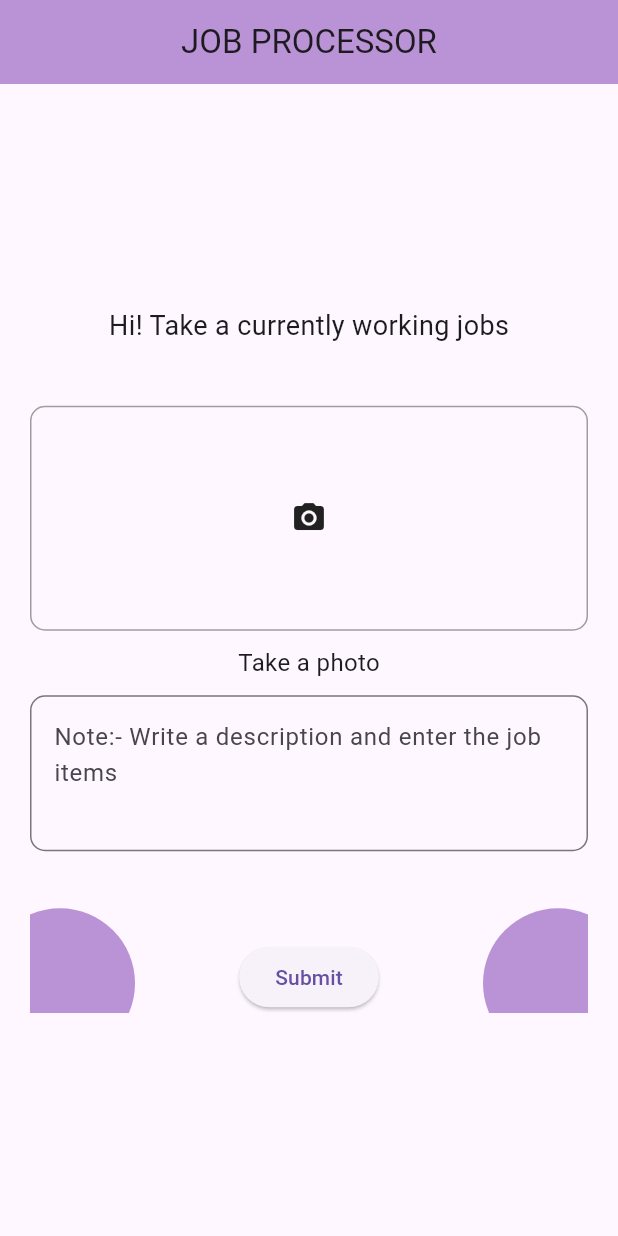
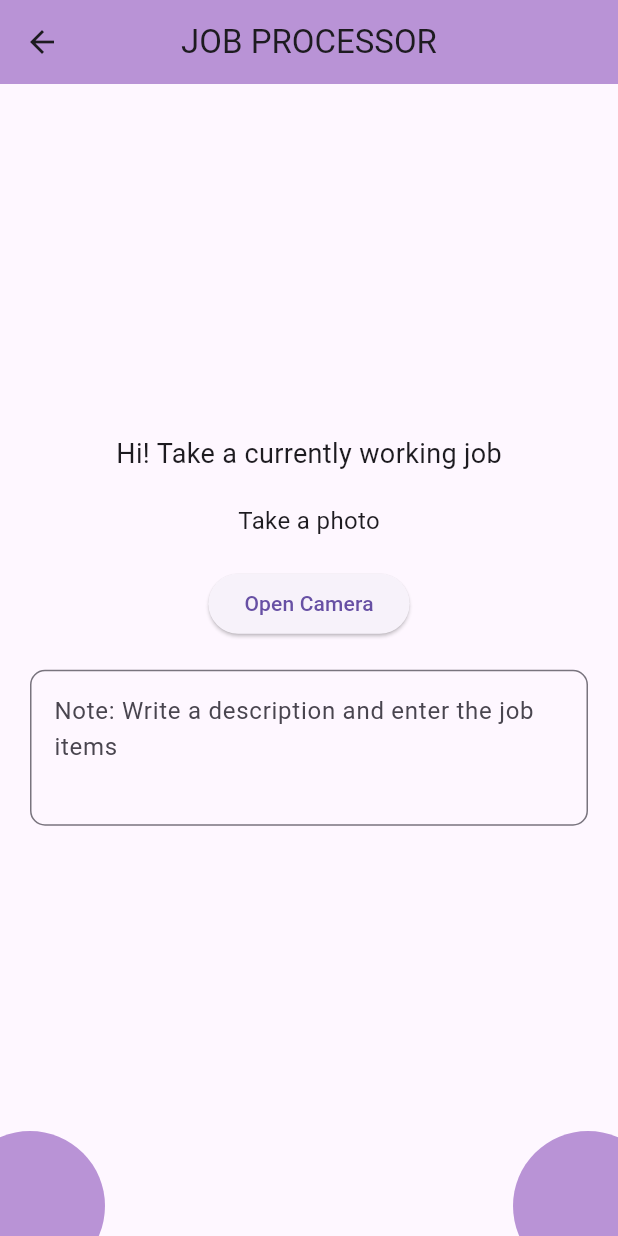
Before and after one commit to tarinya27/avikans_flutter, a Flutter app: the Notes screen opened directly, on a phone screen of 412 x 824 dp. Run offline on Flutter 3.47's test engine with Material 3 defaults, Android fonts, the phone set to English and light mode, and no system bars; our stand-ins replace camera, flutter_animation_progress_bar, flutter_slidable, get, quickalert, sqflite; missing offline and left inert: mysql1; accounts and stored records are empty.

Commit message:
updated note.dart file along with the some dependencies

```diff
--- a/lib/note.dart
+++ b/lib/note.dart
@@ -1,9 +1,10 @@
-
 import 'dart:io';
-import 'dart:math';
 
 import 'package:flutter/material.dart';
-import 'package:image_picker/image_picker.dart';
+import 'package:camera/camera.dart';
+import 'package:path_provider/path_provider.dart';
+import 'package:sqflite/sqflite.dart';
+import 'package:path/path.dart';
 
 void main() {
   runApp(const MyApp());
@@ -24,109 +25,83 @@ class MyApp extends StatelessWidget {
   }
 }
 
-class Notes extends StatefulWidget {
+class Notes extends StatelessWidget {
   const Notes({Key? key, required this.title}) : super(key: key);
-
   final String title;
 
   @override
-  State<Notes> createState() => _NotesState();
-}
+  Widget build(BuildContext context) {
+    final TextEditingController _descriptionController = TextEditingController();
 
-class _NotesState extends State<Notes> {
-  File? _image;
-  final picker = ImagePicker();
-  TextEditingController _descriptionController = TextEditingController();
-
-  Future getImage() async {
-    final pickedFile = await picker.getImage(source: ImageSource.camera);
-
-    setState(() {
-      if (pickedFile != null) {
-        _image = File(pickedFile.path);
-      } else {
-        print('No image selected.');
-      }
-    });
-  }
-
-  @override
-  void dispose() {
-    _descriptionController.dispose();
-    super.dispose();
-  }
-
-  @override
-  Widget build(BuildContext context) {
     return Scaffold(
       appBar: AppBar(
         title: const Text(
           'JOB PROCESSOR',
           textAlign: TextAlign.center,
         ),
-        centerTitle: true, // Center the title
-        backgroundColor: const Color(0xFFB993D6), // Set app bar background color
+        centerTitle: true,
+        backgroundColor: const Color(0xFFB993D6),
+        leading: IconButton(
+          icon: Icon(Icons.arrow_back),
+          onPressed: () {
+            Navigator.pop(context);
+          },
         ),
-      body: Center(
+      ),
+      body: Stack(
+        children: [
+          Center(
             child: Container(
               padding: const EdgeInsets.all(20),
-          decoration: BoxDecoration(
-            borderRadius: BorderRadius.circular(10),
-          ),
-          child: SingleChildScrollView(
-            child: Stack(
-              children: [
-                Column(
+              child: Column(
                 mainAxisAlignment: MainAxisAlignment.center,
                 children: <Widget>[
                   const Text(
-                      'Hi! Take a currently working jobs',
+                    'Hi! Take a currently working job',
                     style: TextStyle(fontSize: 18),
                   ),
-                    const SizedBox(height: 40),
-                    GestureDetector(
-                      onTap: getImage,
-                      child: Container(
-                        height: 150,
-                        decoration: BoxDecoration(
-                          border: Border.all(color: Colors.grey),
-                          borderRadius: BorderRadius.circular(10),
-                        ),
-                        child: _image == null
-                            ? const Center(
-                                child: Icon(Icons.camera_alt),
-                              )
-                            : Image.file(_image!),
-                      ),
-                    ),
-                    const SizedBox(height: 10),
+                  const SizedBox(height: 20),
                   const Text(
                     'Take a photo',
                     style: TextStyle(fontSize: 16),
                   ),
-                    const SizedBox(height: 10),
-                    // Textbox for writing description
-                    Padding(
-                      padding: const EdgeInsets.only(bottom: 20),
-                      child: TextField(
+                  const SizedBox(height: 20),
+                  ElevatedButton(
+                    onPressed: () {
+                      Navigator.push(
+                        context,
+                        MaterialPageRoute(builder: (context) => CameraScreen()),
+                      );
+                    },
+                    child: const Text('Open Camera'),
+                  ),
+                  const SizedBox(height: 20),
+                  TextField(
                     controller: _descriptionController,
                     decoration: const InputDecoration(
-                          hintText: 'Note:- Write a description and enter the job items',
+                      hintText: 'Note: Write a description and enter the job items',
                       border: OutlineInputBorder(
                         borderRadius: BorderRadius.all(Radius.circular(10)),
                       ),
                     ),
                     maxLines: 3,
                   ),
+                  const SizedBox(height: 40),
+                ],
               ),
-                    const SizedBox(height: 40),
-                    ElevatedButton(
-                      onPressed: () {
-
-                      },
-                      child: const Text('Submit'),
             ),
-                  ],
+          ),
+          Positioned(
+            bottom: -30,
+            left: -30,
+            child: Container(
+              width: 100,
+              height: 100,
+              decoration: BoxDecoration(
+                color: const Color(0xFFB993D6),
+                shape: BoxShape.circle,
+              ),
+            ),
           ),
           Positioned(
             bottom: -30,
@@ -135,28 +110,147 @@ class _NotesState extends State<Notes> {
               width: 100,
               height: 100,
               decoration: BoxDecoration(
-                      color: const Color(0xFFB993D6), // Use the same color as app bar
-                      shape: BoxShape.circle,
-                    ),
-                  ),
-                ),
-                Positioned(
-                  bottom: -30,
-                  left: -30, // Adjust position for the left half circle
-                  child: Container(
-                    width: 100,
-                    height: 100,
-                    decoration: BoxDecoration(
-                      color: const Color(0xFFB993D6), // Use the same color as app bar
+                color: const Color(0xFFB993D6),
                 shape: BoxShape.circle,
               ),
             ),
           ),
         ],
       ),
+    );
+  }
+}
+
+class CameraScreen extends StatefulWidget {
+  @override
+  _CameraScreenState createState() => _CameraScreenState();
+}
+
+class _CameraScreenState extends State<CameraScreen> {
+  CameraController? _controller;
+  List<CameraDescription>? _cameras;
+  bool _isCameraInitialized = false;
+
+  @override
+  void initState() {
+    super.initState();
+    _initializeCamera();
+  }
+
+  Future<void> _initializeCamera() async {
+    _cameras = await availableCameras();
+    _controller = CameraController(_cameras![0], ResolutionPreset.high);
+
+    await _controller!.initialize();
+    setState(() {
+      _isCameraInitialized = true;
+    });
+  }
+
+  @override
+  void dispose() {
+    _controller?.dispose();
+    super.dispose();
+  }
+
+  Future<void> _takePicture() async {
+    if (!_controller!.value.isInitialized) {
+      return;
+    }
+
+    if (_controller!.value.isTakingPicture) {
+      return;
+    }
+
+    try {
+      final Directory extDir = await getApplicationDocumentsDirectory();
+      final String dirPath = '${extDir.path}/Pictures/flutter_test';
+      await Directory(dirPath).create(recursive: true);
+      final String filePath = '$dirPath/${DateTime.now().millisecondsSinceEpoch}.jpg';
+
+      await _controller!.takePicture().then((XFile file) {
+        file.saveTo(filePath);
+        _saveToDatabase(filePath);
+      });
+    } catch (e) {
+      print(e);
+    }
+  }
+
+  Future<void> _saveToDatabase(String filePath) async {
+    await DatabaseHelper.instance.insertImage(filePath);
+  }
+
+  @override
+  Widget build(BuildContext context) {
+    if (!_isCameraInitialized) {
+      return const Center(child: CircularProgressIndicator());
+    }
+    return Scaffold(
+      appBar: AppBar(
+        title: const Text('Camera'),
+        leading: IconButton(
+          icon: Icon(Icons.arrow_back),
+          onPressed: () {
+            Navigator.pop(context);
+          },
         ),
       ),
+      body: Column(
+        children: [
+          Expanded(
+            child: CameraPreview(_controller!),
+          ),
+          Padding(
+            padding: const EdgeInsets.all(8.0),
+            child: ElevatedButton(
+              onPressed: _takePicture,
+              child: const Icon(Icons.camera),
+            ),
+          ),
+        ],
       ),
     );
   }
 }
+
+class DatabaseHelper {
+  static final DatabaseHelper instance = DatabaseHelper._privateConstructor();
+  static Database? _database;
+
+  DatabaseHelper._privateConstructor();
+
+  Future<Database> get database async {
+    if (_database != null) return _database!;
+    _database = await _initDatabase();
+    return _database!;
+  }
+
+  Future<Database> _initDatabase() async {
+    String path = join(await getDatabasesPath(), 'image_database.db');
+    return await openDatabase(
+      path,
+      version: 1,
+      onCreate: _onCreate,
+    );
+  }
+
+  Future<void> _onCreate(Database db, int version) async {
+    await db.execute('''
+      CREATE TABLE images(
+        id INTEGER PRIMARY KEY AUTOINCREMENT,
+        path TEXT
+      )
+    ''');
+  }
+
+  Future<void> insertImage(String path) async {
+    Database db = await instance.database;
+    await db.insert('images', {'path': path});
+  }
+
+  Future<List<Map<String, dynamic>>> getImages() async {
+    Database db = await instance.database;
+    return await db.query('images');
+  }
+}
```
Also changed, not shown: pubspec.yaml (+5 -2 lines), images/about.jpg (added). Lines whose indentation alone changed are shown as unchanged.
